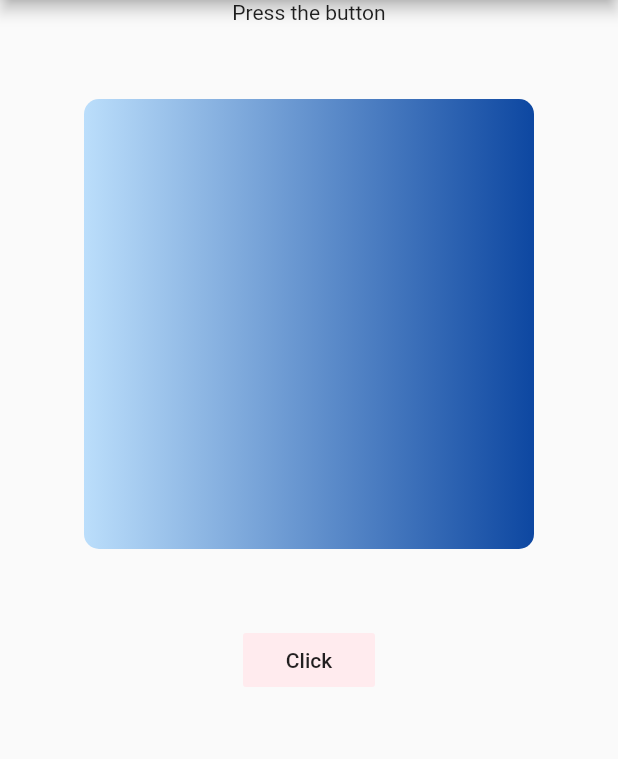
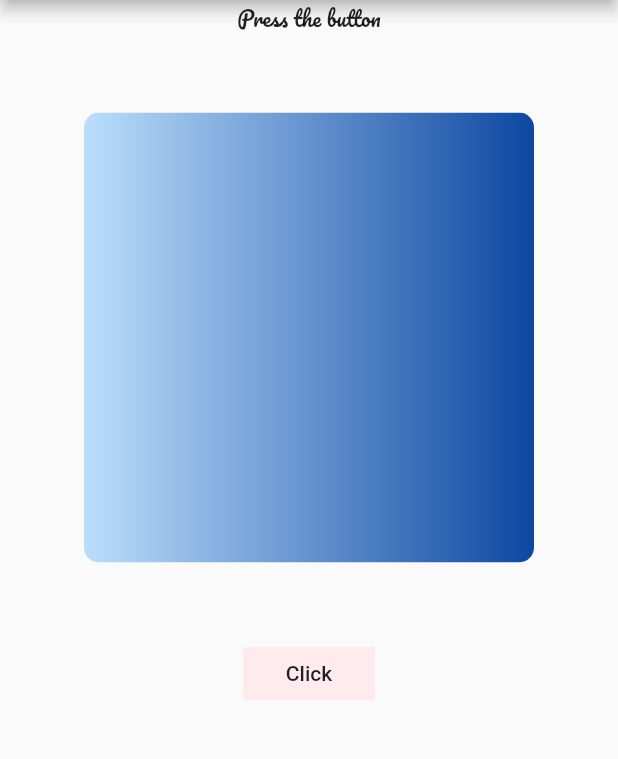
Before and after one commit to Meshkat-Shadik/21DaysWithFlutter, a Flutter app: the screen it shows after launch, on a phone screen of 412 x 824 dp, the part 84-843 px from its top. Run offline on Flutter 3.47's test engine with Material 2 defaults, Android fonts, the phone set to English and light mode, and no system bars; our stand-ins replace google_fonts.

```diff
--- a/hero_cliprrect/lib/main.dart
+++ b/hero_cliprrect/lib/main.dart
@@ -1,5 +1,6 @@
 import 'package:flutter/material.dart';
 import 'package:hero_cliprrect/secondPage.dart';
+import 'package:google_fonts/google_fonts.dart';
 
 void main() {
   runApp(MyApp());
@@ -43,6 +44,7 @@ class _MyHomePageState extends State<MyHomePage> {
               children: <Widget>[
                 Text(
                   'Press the button',
+                  style: GoogleFonts.pacifico(),
                 ),
                 Padding(
                   padding: const EdgeInsets.all(50.0),
--- a/hero_cliprrect/lib/secondPage.dart
+++ b/hero_cliprrect/lib/secondPage.dart
@@ -1,4 +1,5 @@
 import 'package:flutter/material.dart';
+
 
 class SecondPage extends StatelessWidget {
   @override
--- a/hero_cliprrect/pubspec.yaml
+++ b/hero_cliprrect/pubspec.yaml
@@ -23,6 +23,7 @@ environment:
 dependencies:
   flutter:
     sdk: flutter
+  google_fonts: ^1.1.0
 
 
   # The following adds the Cupertino Icons font to your application.
```
Also changed, not shown: hero_cliprrect/pubspec.lock.
